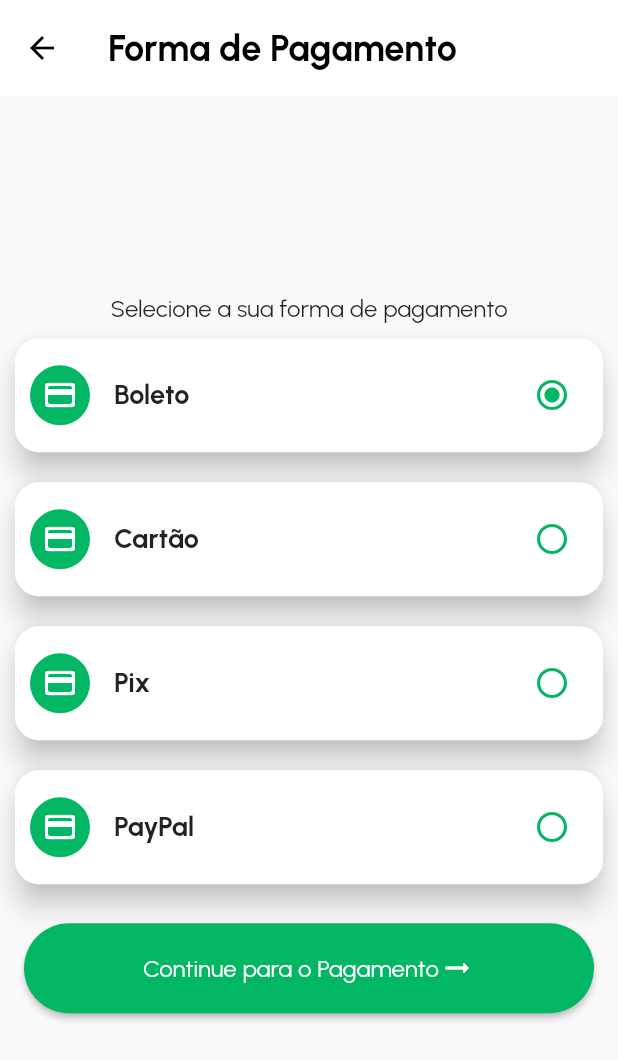
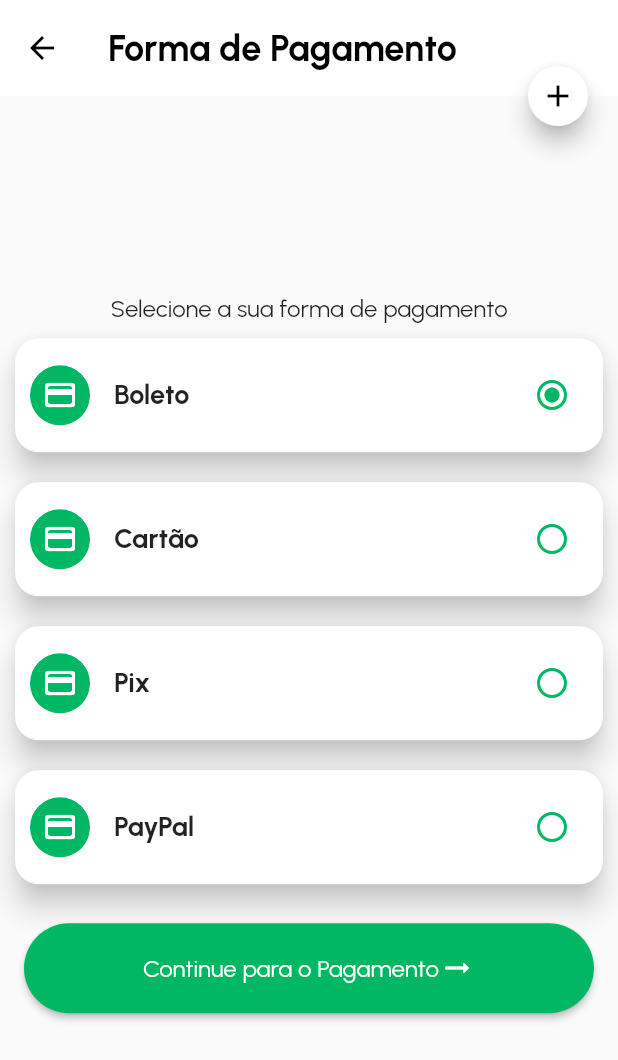
Before and after one commit to FeirAppGroup/FeirApp, a Flutter app: the PaymentMethodsScreen screen opened by its route, on a phone screen of 412 x 824 dp. Shown: the top 1060 px of the screen. Run offline on Flutter 3.47's test engine with Material 2 defaults, Android fonts, the phone set to English and light mode, and no system bars; our stand-ins replace carousel_slider, get, smooth_page_indicator.

Commit message:
screen-payment-methods ready

```diff
--- a/feirapp/lib/routes/routes.dart
+++ b/feirapp/lib/routes/routes.dart
@@ -6,6 +6,7 @@ import 'package:feirapp/screens/forgot-password/forgot_password_screen.dart';
 import 'package:feirapp/screens/home/home_screen.dart';
 import 'package:feirapp/screens/home/tab_screen.dart';
 import 'package:feirapp/screens/my-cart/my_cart_checkout_screen.dart';
+import 'package:feirapp/screens/payment/add_payment_method_screen.dart';
 import 'package:feirapp/screens/payment/payment_methods_screen.dart';
 
 import 'package:feirapp/screens/shipping-address/shipping_address_screen.dart';
@@ -40,6 +41,7 @@ class Routes {
 
   //payment
   static const String paymentMethodsScreen = '/payment-methods';
+  static const String addPaymentMethodScreen = '/add-payment-methods';
 
   //orders
   static const String ordersScreen = '/orders-screen';
@@ -64,6 +66,7 @@ class Routes {
 
   //payment
   static String getPaymentMethodsScreen() => '$paymentMethodsScreen';
+  static String getAddPaymentMethodScreen() => '$addPaymentMethodScreen';
 
   //orders
   static String getOrdersScreen() => '$ordersScreen';
@@ -131,6 +134,11 @@ class Routes {
       transition: Transition.rightToLeftWithFade,
     ),
     GetPage(
+      name: addPaymentMethodScreen,
+      page: () => AddPaymentMethodScreen(),
+      transition: Transition.rightToLeftWithFade,
+    ),
+    GetPage(
       name: ordersScreen,
       page: () => OrdersScreen(),
       transition: Transition.rightToLeftWithFade,
--- a/feirapp/lib/screens/payment/payment_methods_screen.dart
+++ b/feirapp/lib/screens/payment/payment_methods_screen.dart
@@ -46,6 +46,18 @@ class _PaymentMethodsScreenState extends State<PaymentMethodsScreen> {
         title: 'Forma de Pagamento',
         route: Routes.getCheckoutScreen(),
       ),
+      floatingActionButton: FloatingActionButton(
+        backgroundColor: Colors.white,
+        mini: true,
+        onPressed: () {
+          Get.offNamed(Routes.getAddPaymentMethodScreen());
+        },
+        child: Icon(
+          Icons.add,
+          color: AppColors.blackColor,
+        ),
+      ),
+      floatingActionButtonLocation: FloatingActionButtonLocation.endTop,
       body: Center(
         child: SingleChildScrollView(
           child: Column(
--- a/feirapp/lib/screens/shipping-address/shipping_address_screen.dart
+++ b/feirapp/lib/screens/shipping-address/shipping_address_screen.dart
@@ -77,7 +77,6 @@ class _ShippingAddressScreenState extends State<ShippingAddressScreen>
                 shippings.isEmpty
                     ? emptyShippingAddress
                     : buildListShippingAddress(shippings, context),
-                //: listShippingAddress(shippings),
               ],
             ),
           ),
@@ -236,6 +235,7 @@ class _ShippingAddressScreenState extends State<ShippingAddressScreen>
             ),
             ElevatedButton(
               onPressed: () {
+                //TODO: aqui quando salvar o endereço deve mudar na tela de checkout
                 Get.offNamed(Routes.checkoutScreen);
               },
               style: ElevatedButton.styleFrom(
--- a/feirapp/lib/widgets/main_custom_app_bar_widget.dart
+++ b/feirapp/lib/widgets/main_custom_app_bar_widget.dart
@@ -1,6 +1,7 @@
 // ignore_for_file: prefer_const_constructors
 
 import 'package:feirapp/utils/app_colors.dart';
+import 'package:feirapp/utils/dimensions.dart';
 import 'package:flutter/material.dart';
 import 'package:get/get.dart';
 
@@ -22,7 +23,7 @@ class MainCustomAppBar extends StatelessWidget implements PreferredSizeWidget {
       elevation: 0,
       toolbarHeight: 64,
       leading: Padding(
-        padding: const EdgeInsets.only(left: 8),
+        padding: EdgeInsets.only(left: Dimensions.width20),
         child: Image.asset(
           urlAvatar,
           width: 40,
```
Also changed, not shown: feirapp/lib/screens/payment/add_payment_method_screen.dart (added, +28 -0 lines).
